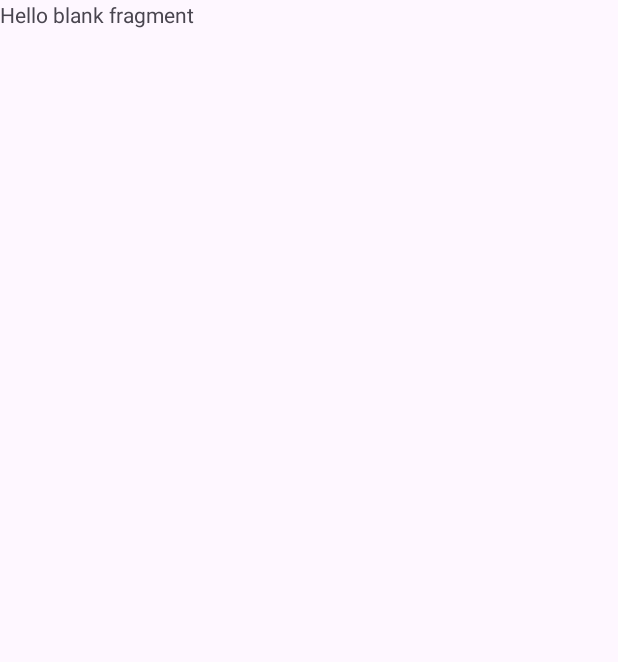
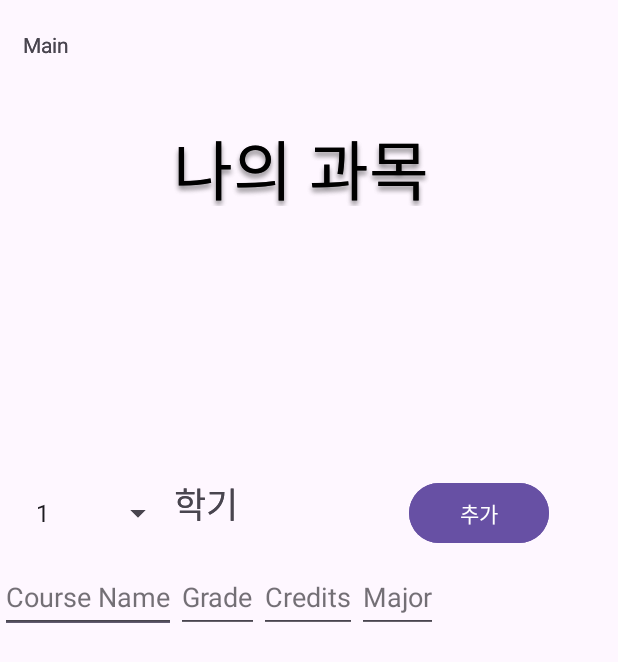
Before and after one commit to junsu0306/School_Manager, an Android app: the screen it shows after launch (MainActivity), on a phone screen of 412 x 824 dp. Before the commit the part shown is almost empty. Shown: the top 662 px of the screen. Run offline under Robolectric (Android 15) with nearby library versions, the phone set to English and light mode, and no system bars; our stand-ins replace Firebase (no records; nobody signed in at launch, a user with empty details on screens opened directly).

```diff
--- a/app/src/main/java/com/example/myapplication/MainActivity.kt
+++ b/app/src/main/java/com/example/myapplication/MainActivity.kt
@@ -9,6 +9,21 @@ import androidx.fragment.app.FragmentTransaction
 class MainActivity : AppCompatActivity() {
     override fun onCreate(savedInstanceState: Bundle?) {
         super.onCreate(savedInstanceState)
-        setContentView(R.layout.activity_main)
+        setContentView(R.layout.fragment_calculator_2) // calculator_2.xml 파일을 설정
+
+        replaceFragment(calculator_2())
+    }
+
+    private fun replaceFragment(fragment: Fragment) {
+        val fragmentManager: FragmentManager = supportFragmentManager
+        val transaction: FragmentTransaction = fragmentManager.beginTransaction()
+
+        // 프래그먼트를 fragment_container 레이아웃에 추가 또는 교체
+        transaction.replace(R.id.frameLayout, fragment)
+
+        // 이전 프래그먼트를 백 스택에 추가하려면 다음과 같이 사용할 수 있습니다.
+        // transaction.addToBackStack(null)
+
+        transaction.commit()
     }
 }
--- a/app/src/main/java/com/example/myapplication/calculator_2.kt
+++ b/app/src/main/java/com/example/myapplication/calculator_2.kt
@@ -1,6 +1,7 @@
 package com.example.myapplication
 
 import SemesterAdapter
+import SubjectAdapter
 import android.os.Bundle
 import androidx.fragment.app.Fragment
 import android.view.LayoutInflater
@@ -10,6 +11,7 @@ import android.widget.AdapterView
 import android.widget.ArrayAdapter
 import androidx.fragment.app.activityViewModels
 import androidx.recyclerview.widget.LinearLayoutManager
+import androidx.recyclerview.widget.RecyclerView
 import com.example.myapplication.Semester
 import com.example.myapplication.viewmodel.SubjectViewModel
 import com.example.myapplication.databinding.FragmentCalculator2Binding
@@ -75,11 +77,23 @@ class calculator_2 : Fragment() {
             binding.txtGrade.text.clear()
             binding.txtCredit.text.clear()
             binding.txtCredit.text.clear()
-
-
         }
 
 
+        // RecyclerView 초기화
+        val recyclerView: RecyclerView = binding.recyclerView
+        val subjectAdapter = SubjectAdapter()
+        recyclerView.adapter = subjectAdapter
+        recyclerView.layoutManager = LinearLayoutManager(requireContext())
+
+        // subjects LiveData를 Observer로 등록하여 데이터가 업데이트될 때마다 RecyclerView 갱신
+        viewModel.subjects.observe(viewLifecycleOwner) { subjects ->
+            subjectAdapter.submitList(subjects)
+        }
+
+        // 앱이 처음 실행될 때 Firebase에서 데이터를 불러와서 RecyclerView에 초기값으로 출력
+        val initialSemesterNumber = 1 // 예시로 1학기의 데이터를 초기값으로 사용
+        viewModel.fetchSubjectsFromRepository(initialSemesterNumber)
 
 
 
--- a/app/src/main/res/layout/fragment_calculator_2.xml
+++ b/app/src/main/res/layout/fragment_calculator_2.xml
@@ -18,22 +18,24 @@
         android:text="나의 과목"
         android:textColor="#000000"
         android:textSize="43sp"
-        app:layout_constraintBottom_toBottomOf="parent"
+        app:layout_constraintBottom_toTopOf="@+id/linearLayout2"
         app:layout_constraintEnd_toEndOf="parent"
+        app:layout_constraintHorizontal_bias="0.479"
         app:layout_constraintStart_toStartOf="parent"
         app:layout_constraintTop_toTopOf="parent"
-        app:layout_constraintVertical_bias="0.071" />
+        app:layout_constraintVertical_bias="0.25" />
 
     <Button
         android:id="@+id/addButton"
         android:layout_width="93dp"
         android:layout_height="48dp"
-        android:layout_marginTop="204dp"
         android:layout_marginEnd="16dp"
         android:layout_marginBottom="8dp"
         android:text="추가"
         app:layout_constraintBottom_toTopOf="@+id/linearLayout2"
         app:layout_constraintEnd_toEndOf="parent"
+        app:layout_constraintHorizontal_bias="0.791"
+        app:layout_constraintStart_toEndOf="@+id/textView_학기"
         app:layout_constraintTop_toTopOf="parent"
         app:layout_constraintVertical_bias="1.0" />
 
@@ -97,6 +99,7 @@
         android:layout_height="386dp"
         app:layout_constraintBottom_toBottomOf="parent"
         app:layout_constraintEnd_toEndOf="parent"
+        app:layout_constraintHorizontal_bias="1.0"
         app:layout_constraintStart_toStartOf="parent" />
 
     <TextView
```
Also changed, not shown: app/src/main/java/com/example/myapplication/Subject.kt (+34 -1 lines), app/src/main/java/com/example/myapplication/SubjectAdapter.kt (added, +52 -0 lines), app/src/main/res/layout/item_subject.xml (added, +37 -0 lines), 1 other file.
